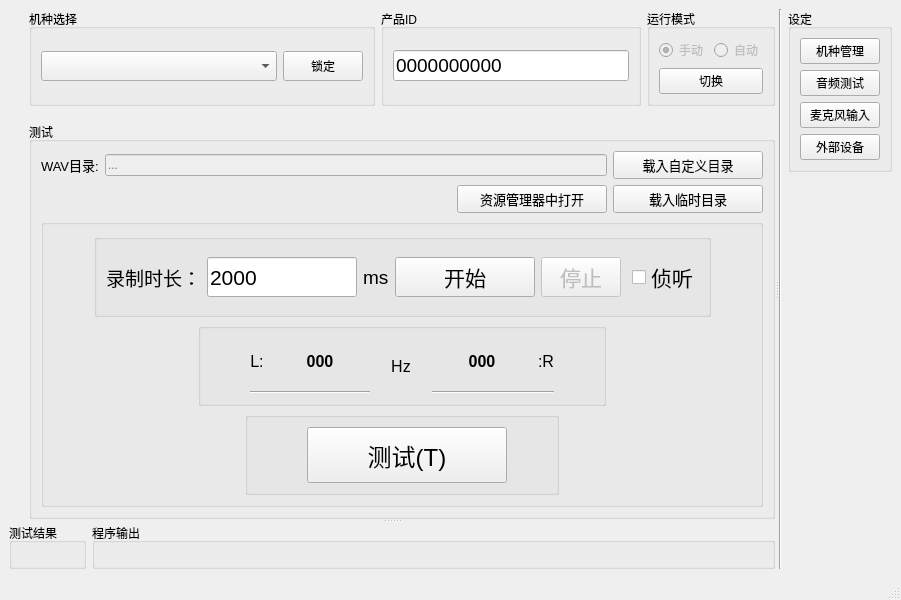
Old version of the form mainwindow.ui in the repository YeeeeRQ/SpeakerTest.
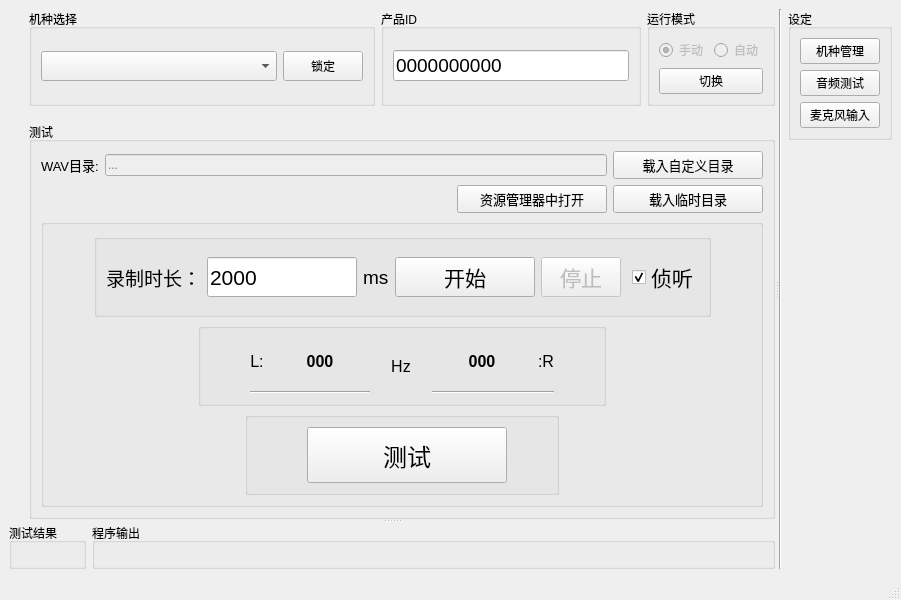
New version of the form. Custom widgets are drawn as their Qt base class.

What changed in the file:
```diff
--- a/mainwindow.ui
+++ b/mainwindow.ui
@@ -515,6 +515,9 @@
                               <property name="text">
                                <string>侦听</string>
                               </property>
+                              <property name="checked">
+                               <bool>true</bool>
+                              </property>
                              </widget>
                             </item>
                            </layout>
@@ -806,7 +809,7 @@
                                </font>
                               </property>
                               <property name="text">
-                               <string>测试(T)</string>
+                               <string>测试</string>
                               </property>
                              </widget>
                             </item>
@@ -952,13 +955,6 @@
                  </property>
                 </widget>
                </item>
-               <item>
-                <widget class="QPushButton" name="btnSetting4Devices">
-                 <property name="text">
-                  <string>外部设备</string>
-                 </property>
-                </widget>
-               </item>
               </layout>
              </item>
             </layout>
```
